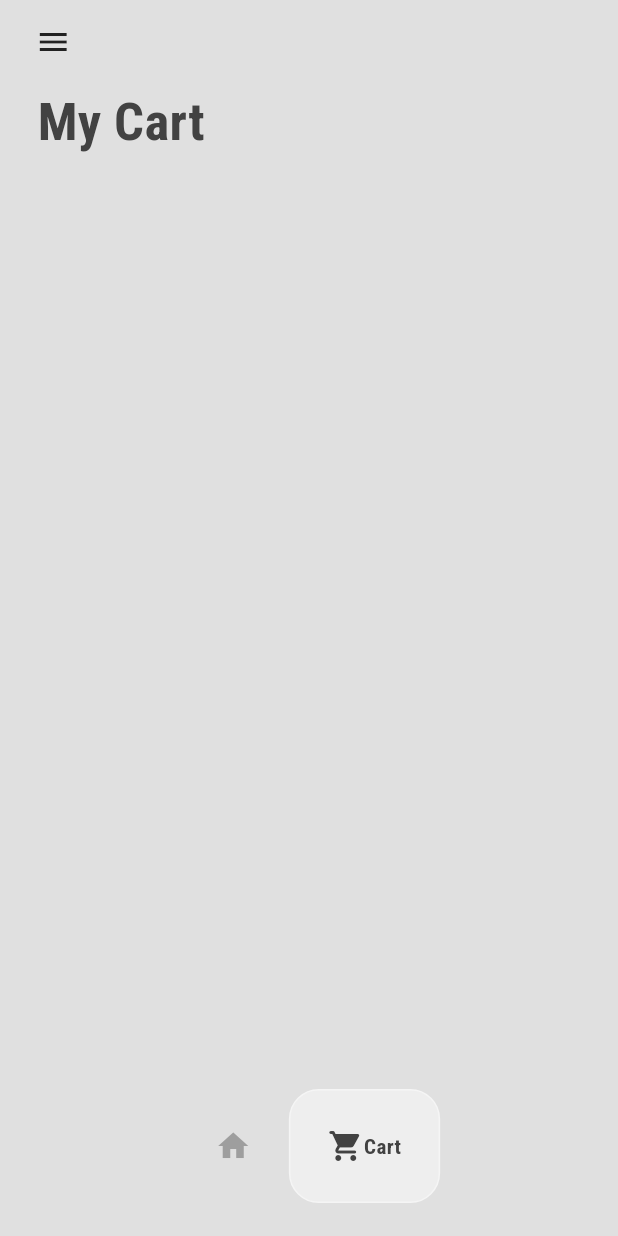
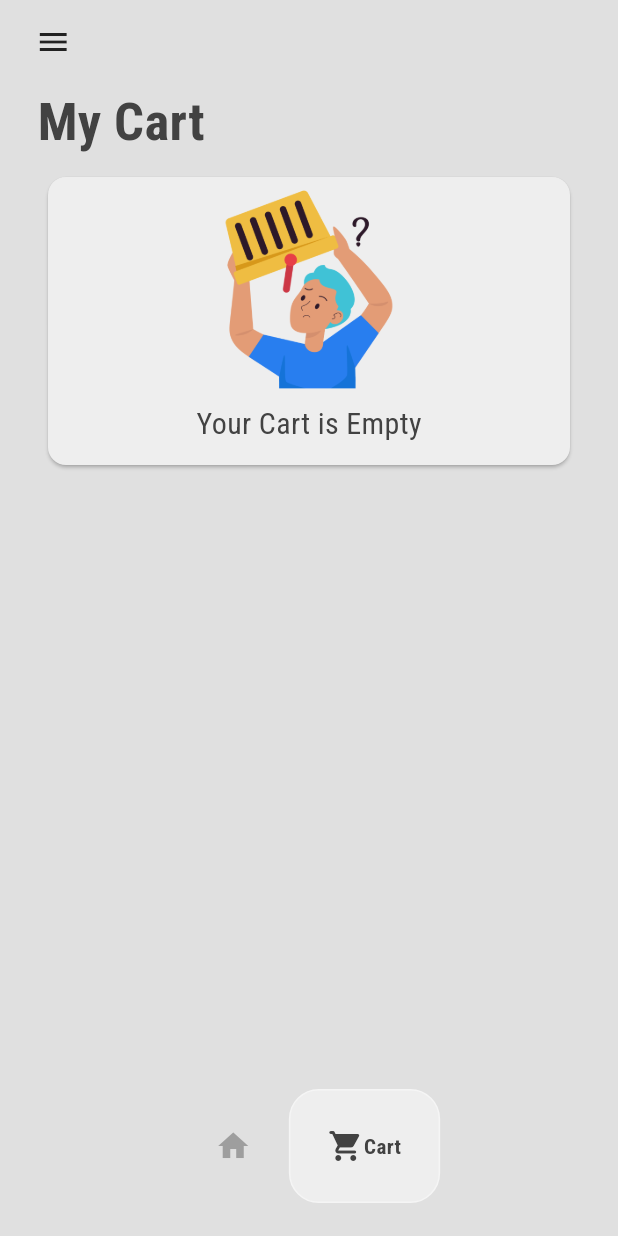
Before and after one commit to AbeerPanwar/E-Commerce-App-Frontend, a Flutter app: the HomeScreen screen opened by its route, item 2 of the bottom bar chosen, on a phone screen of 412 x 824 dp. Run offline on Flutter 3.47's test engine with Material 3 defaults, Android fonts, the phone set to English and light mode, and no system bars; drawn by our look-alikes of google_nav_bar.

Commit message:
added an empty cart page to display when cart is empty

```diff
--- /dev/null
+++ b/lib/items/empty_cart.dart
@@ -0,0 +1,33 @@
+import 'package:flutter/material.dart';
+
+class EmptyCart extends StatelessWidget {
+  const EmptyCart({super.key});
+
+  @override
+  Widget build(BuildContext context) {
+    return Container(
+      margin: EdgeInsets.all(8),
+      padding: EdgeInsets.symmetric(horizontal: 20),
+      height: 200,
+      width: MediaQuery.sizeOf(context).width,
+      child: Card(
+        color: Colors.grey.shade200,
+        child: Column(
+          children: [
+            Image.asset(
+              'assets/images/emptycart.png',
+              height: 150,
+            ),
+            Text(
+              'Your Cart is Empty',
+              style: TextStyle(
+                fontSize: 20,
+                color: Colors.grey.shade800,
+              ),
+            ),
+          ]
+        ),
+      ),
+    );
+  }
+}
--- a/lib/pages/cart_page.dart
+++ b/lib/pages/cart_page.dart
@@ -1,4 +1,5 @@
 import 'package:e_commerce_app/items/cart_tile.dart';
+import 'package:e_commerce_app/items/empty_cart.dart';
 import 'package:e_commerce_app/models/cart.dart';
 import 'package:e_commerce_app/models/shoe.dart';
 import 'package:flutter/material.dart';
@@ -23,7 +24,7 @@ class CartPage extends StatelessWidget {
               ),
             ),
           ),
-          Expanded(
+          value.getShoeCart().isEmpty? EmptyCart() : Expanded(
             child: ListView.builder(
               itemCount: value.getShoeCart().length ,
               itemBuilder:(context, index) {
```
Also changed, not shown: assets/images/emptycart.png (added).
